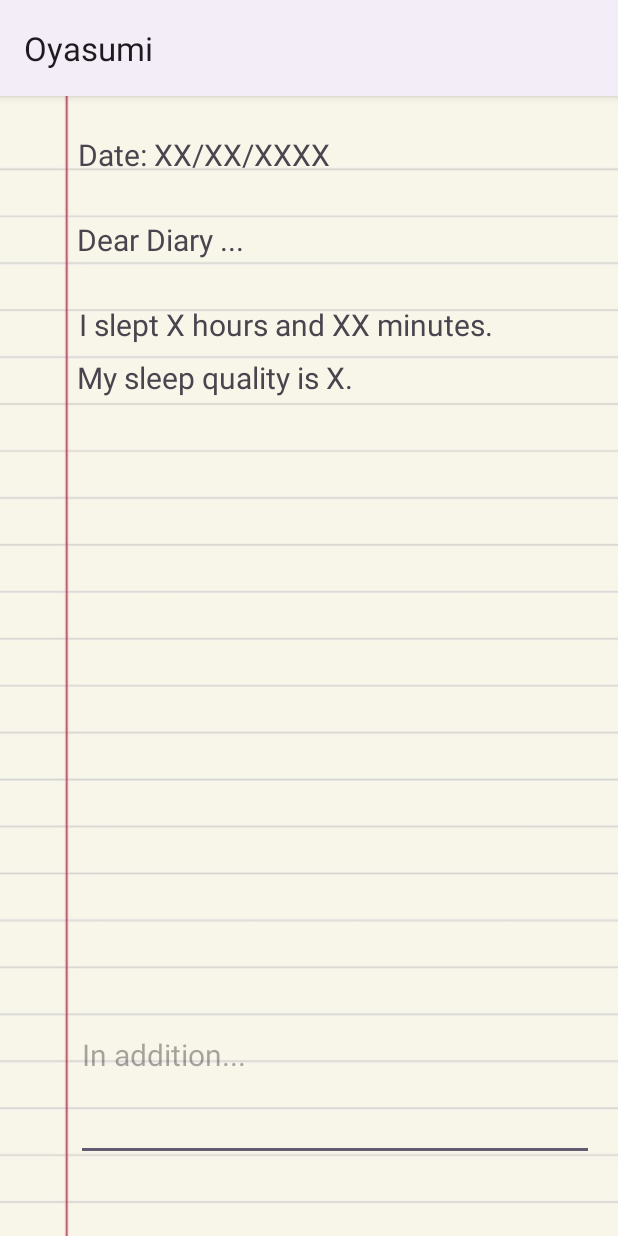
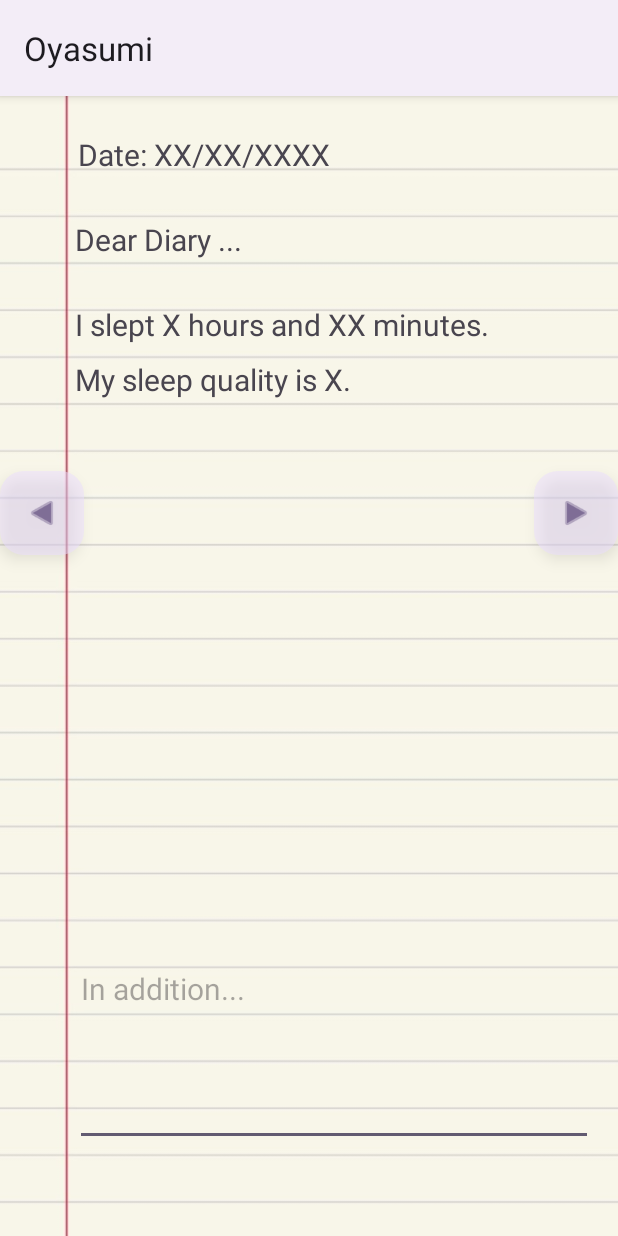
Before and after one commit to krirk-n/Oyasumi, an Android app: the screen it shows after launch (MainActivity), on a phone screen of 412 x 824 dp. Run offline under Robolectric (Android 15) with nearby library versions, the phone set to English and light mode, and no system bars.

Commit message:
Added button placeholders and initialized db classes

```diff
--- a/app/src/main/res/layout/activity_main.xml
+++ b/app/src/main/res/layout/activity_main.xml
@@ -7,6 +7,36 @@
     android:background="@drawable/note_bg"
     tools:context=".MainActivity">
 
+    <com.google.android.material.floatingactionbutton.FloatingActionButton
+        android:id="@+id/floatingActionButton"
+        android:layout_width="wrap_content"
+        android:layout_height="wrap_content"
+        android:layout_marginTop="250dp"
+        android:alpha="0.5"
+        android:clickable="true"
+        android:rotation="180"
+        android:src="@android:drawable/ic_media_play"
+        app:layout_constraintStart_toStartOf="parent"
+        app:layout_constraintTop_toTopOf="parent" />
+
+    <com.google.android.material.floatingactionbutton.FloatingActionButton
+        android:id="@+id/floatingActionButton2"
+        android:layout_width="wrap_content"
+        android:layout_height="wrap_content"
+        android:layout_marginTop="250dp"
+        android:alpha="0.5"
+        android:clickable="true"
+        android:src="@android:drawable/ic_media_play"
+        app:layout_constraintRight_toRightOf="parent"
+        app:layout_constraintTop_toTopOf="parent" />
+
+    <LinearLayout
+        android:id="@+id/linearLayout"
+        android:layout_width="match_parent"
+        android:layout_height="match_parent"
+        android:isScrollContainer="true"
+        android:orientation="vertical">
+
         <TextView
             android:id="@+id/dateTextView"
             android:layout_width="wrap_content"
@@ -15,60 +45,52 @@
             android:layout_marginTop="25dp"
             android:layout_marginBottom="29dp"
             android:text="Date: XX/XX/XXXX"
-        android:textSize="20sp"
-        app:layout_constraintBottom_toTopOf="@+id/textView1"
-        app:layout_constraintStart_toStartOf="parent"
-        app:layout_constraintTop_toTopOf="parent" />
+            android:textSize="20sp" />
 
         <TextView
             android:id="@+id/textView1"
             android:layout_width="wrap_content"
             android:layout_height="wrap_content"
-        android:layout_marginStart="51dp"
+            android:layout_marginStart="50dp"
             android:layout_marginBottom="29dp"
             android:text="Dear Diary ..."
-        android:textSize="20sp"
-        app:layout_constraintBottom_toTopOf="@+id/textView2"
-        app:layout_constraintStart_toStartOf="parent"
-        app:layout_constraintTop_toBottomOf="@+id/dateTextView" />
+            android:textSize="20sp" />
+
+        <TextView
+            android:id="@+id/textView2"
+            android:layout_width="wrap_content"
+            android:layout_height="wrap_content"
+            android:layout_marginStart="50dp"
+            android:layout_marginBottom="1dp"
+            android:text="I slept X hours and XX minutes."
+            android:textSize="20sp" />
 
         <TextView
             android:id="@+id/textView3"
             android:layout_width="wrap_content"
             android:layout_height="wrap_content"
-        android:layout_marginStart="51dp"
+            android:layout_marginStart="50dp"
             android:layout_marginTop="8dp"
             android:text="My sleep quality is X."
-        android:textSize="20sp"
-        app:layout_constraintStart_toStartOf="parent"
-        app:layout_constraintTop_toBottomOf="@+id/textView2" />
+            android:textSize="20sp" />
 
-    <TextView
-        android:id="@+id/textView2"
-        android:layout_width="wrap_content"
-        android:layout_height="wrap_content"
-        android:layout_marginStart="1dp"
-        android:layout_marginBottom="1dp"
-        android:text="I slept X hours and XX minutes."
-        android:textSize="20sp"
-        app:layout_constraintBottom_toTopOf="@+id/textView3"
-        app:layout_constraintStart_toStartOf="@+id/textView3"
-        app:layout_constraintTop_toBottomOf="@+id/textView1" />
+        <Space
+            android:layout_width="match_parent"
+            android:layout_height="288dp" />
 
         <EditText
             android:id="@+id/additionEditText"
             android:layout_width="345dp"
-        android:layout_height="0dp"
+            android:layout_height="209dp"
             android:layout_marginStart="50dp"
             android:layout_marginEnd="16dp"
-        android:layout_marginBottom="50dp"
+            android:layout_marginBottom="10dp"
             android:ems="10"
             android:hint="In addition..."
             android:inputType="text|textLongMessage|textMultiLine"
             android:lines="5"
-        android:textSize="20sp"
-        app:layout_constraintBottom_toBottomOf="parent"
-        app:layout_constraintEnd_toEndOf="parent"
-        app:layout_constraintStart_toStartOf="parent" />
+            android:textSize="20sp" />
+
+    </LinearLayout>
 
 </androidx.constraintlayout.widget.ConstraintLayout>
```
Also changed, not shown: app/src/main/java/com/cs407/oyasumi/DBHelper.java (added, +64 -0 lines), app/src/main/java/com/cs407/oyasumi/Note.java (added, +31 -0 lines), app/src/main/res/drawable/_93630_right_triangle_icon.png (added), app/src/main/res/drawable/_93631_triangle_left_icon.png (added). Lines whose indentation alone changed are shown as unchanged.
